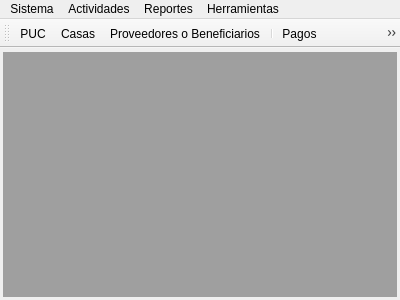
GonzaloHernandez/jpbilling, file mainwindow.ui: the form before one commit.
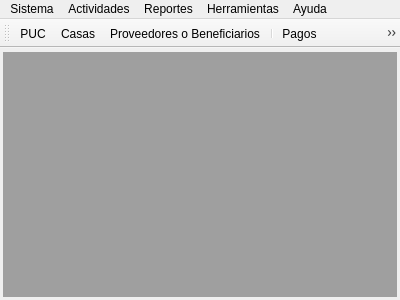
The form after the commit. Icons and pictures are not drawn.

Commit message: Penalties Billing Fix, and Help Menu added

```diff
--- a/mainwindow.ui
+++ b/mainwindow.ui
@@ -77,10 +77,20 @@
     <addaction name="separator"/>
     <addaction name="action_export"/>
    </widget>
+   <widget class="QMenu" name="menu_help">
+    <property name="title">
+     <string>Ayuda</string>
+    </property>
+    <addaction name="action_contents"/>
+    <addaction name="action_documentation"/>
+    <addaction name="separator"/>
+    <addaction name="action_about"/>
+   </widget>
    <addaction name="menu_system"/>
    <addaction name="menu_activities"/>
    <addaction name="menu_reports"/>
    <addaction name="menu_tools"/>
+   <addaction name="menu_help"/>
   </widget>
   <widget class="QToolBar" name="mainToolBar">
    <attribute name="toolBarArea">
```
Left out of the diff: 34 changed lines with no effect on the pictures. The commit also changes 4 other files.
